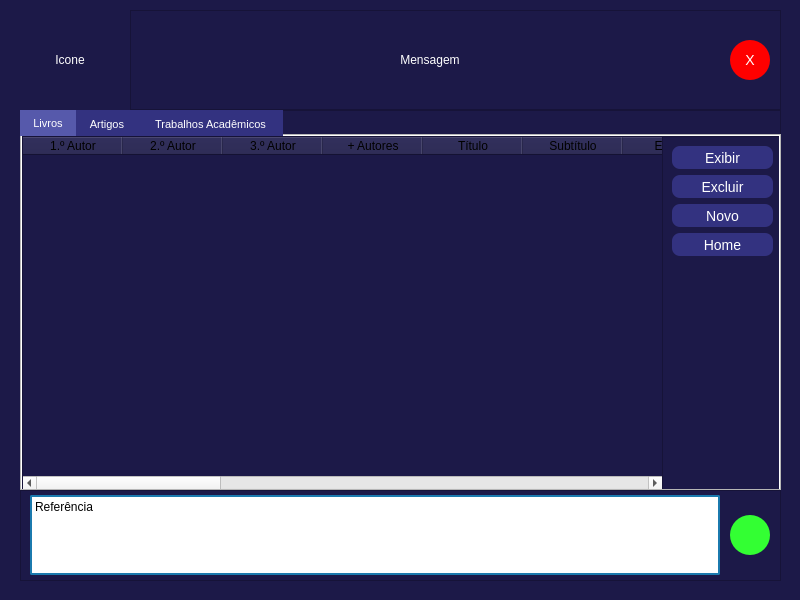
Before: the Qt Designer form view/gui_principal.ui in jhonestiago/BiblioLink, drawn with Qt 5.
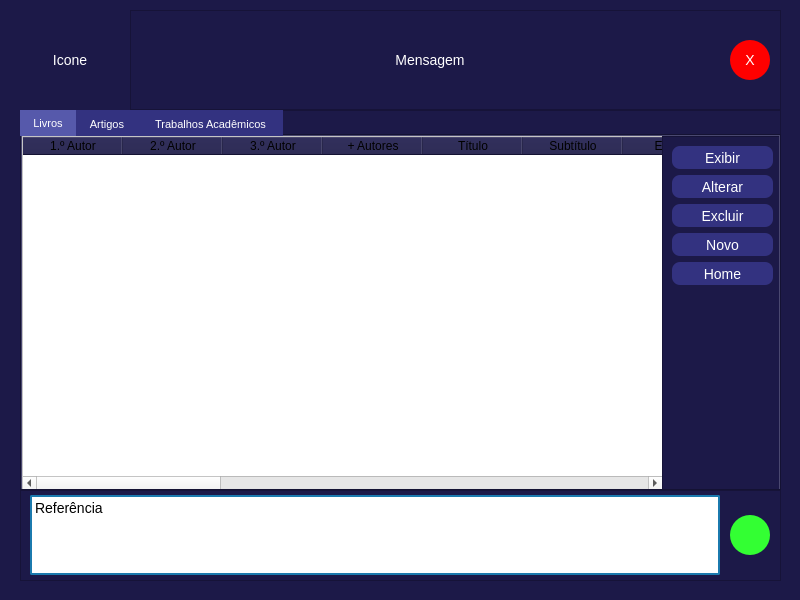
After: the same form once the commit is applied. The open tabs and pages were chosen to show the change.

The edit to the form file:
```diff
--- a/view/gui_principal.ui
+++ b/view/gui_principal.ui
@@ -62,7 +62,11 @@
 QLabel {
 	color: white;
 	font-family: 'Candara', Arial, sans-serif;
-	font-size: 12px;
+	font-size: 14px;
+}
+#label_tese_referencia, #label_artigo_referencia, #label_livro_referencia, #label_lista_referencia {
+	font-family: 'Times New Roman', Times, serif;
+	font-size: 14px
 }</string>
      </property>
      <property name="currentIndex">
@@ -2486,7 +2490,7 @@
          </property>
          <property name="styleSheet">
           <string notr="true">#tabWidget_lista_dados {
-	background-color: rgb(255, 255, 255);
+	background-color: rgb(28, 25, 72);
 }
 QTabBar::tab:!selected {
 	font-family: 'Candara', Arial, sans-serif;
@@ -2505,6 +2509,11 @@
 	font-size: 11px;
 	background-color: rgb(28, 25, 72);
 }
+QTableWidget {
+	background-color: rgb(255, 255, 255);
+	font-family: 'Times New Roman', Times, serif;
+	font-size:14px;
+}
 	
 </string>
          </property>
@@ -2654,13 +2663,6 @@
             <enum>QFrame::Raised</enum>
            </property>
            <layout class="QGridLayout" name="gridLayout_8">
-            <item row="4" column="0">
-             <widget class="QPushButton" name="pushButton_lista_livros_novo">
-              <property name="text">
-               <string>Novo</string>
-              </property>
-             </widget>
-            </item>
             <item row="2" column="0">
              <widget class="QPushButton" name="pushButton_lista_livros_exibir">
               <property name="text">
@@ -2668,33 +2670,47 @@
               </property>
              </widget>
             </item>
-            <item row="7" column="0">
-             <widget class="QPushButton" name="pushButton_lista_livros_home">
+            <item row="5" column="0">
+             <widget class="QPushButton" name="pushButton_lista_livros_novo">
               <property name="text">
-               <string>Home</string>
+               <string>Novo</string>
               </property>
              </widget>
             </item>
-            <item row="8" column="0">
-             <spacer name="verticalSpacer_4">
-              <property name="orientation">
-               <enum>Qt::Vertical</enum>
-              </property>
-              <property name="sizeHint" stdset="0">
-               <size>
-                <width>20</width>
-                <height>40</height>
-               </size>
-              </property>
-             </spacer>
-            </item>
-            <item row="3" column="0">
+            <item row="4" column="0">
              <widget class="QPushButton" name="pushButton_lista_livros_excluir">
               <property name="text">
                <string>Excluir</string>
               </property>
              </widget>
             </item>
+            <item row="9" column="0">
+             <spacer name="verticalSpacer_4">
+              <property name="orientation">
+               <enum>Qt::Vertical</enum>
+              </property>
+              <property name="sizeHint" stdset="0">
+               <size>
+                <width>20</width>
+                <height>40</height>
+               </size>
+              </property>
+             </spacer>
+            </item>
+            <item row="8" column="0">
+             <widget class="QPushButton" name="pushButton_lista_livros_home">
+              <property name="text">
+               <string>Home</string>
+              </property>
+             </widget>
+            </item>
+            <item row="3" column="0">
+             <widget class="QPushButton" name="pushButton_lista_livros_alterar">
+              <property name="text">
+               <string>Alterar</string>
+              </property>
+             </widget>
+            </item>
            </layout>
           </widget>
          </widget>
@@ -3121,6 +3137,9 @@
            <height>80</height>
           </rect>
          </property>
+         <property name="styleSheet">
+          <string notr="true"/>
+         </property>
          <property name="text">
           <string>Referência</string>
          </property>
```
Left out of the diff: 87 changed lines with no effect on the pictures.
